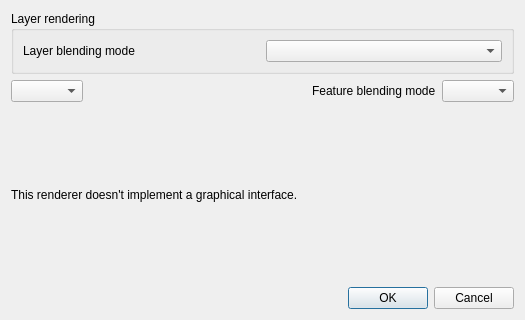
This is src/ui/qgsrendererv2propsdialogbase.ui in qgis/QGIS as Qt 5 draws it before an edit. The edited form follows.
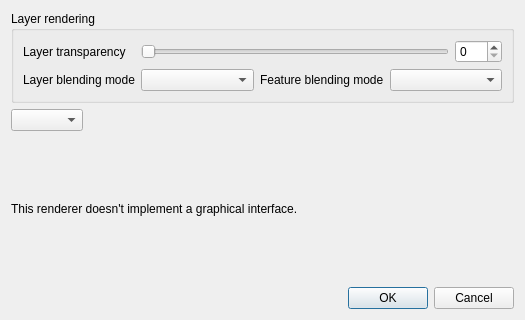
This is the edited form. Custom widgets are drawn as their Qt base class.

Commit message: [feature] Layer transparency for vectors (fix #7692)

```diff
--- a/src/ui/qgsrendererv2propsdialogbase.ui
+++ b/src/ui/qgsrendererv2propsdialogbase.ui
@@ -24,16 +24,54 @@
      </property>
      <property name="saveCollapsedState" stdset="0">
       <bool>true</bool>
-     </property>     
-     <layout class="QHBoxLayout" name="horizontalLayout">
+     </property>
+       <layout class="QGridLayout" name="gridLayout">
+        <item row="0" column="1" colspan="3">
+         <layout class="QHBoxLayout" name="horizontalLayout_2">
       <item>
+           <widget class="QSlider" name="mLayerTransparencySlider">
+            <property name="maximum">
+             <number>100</number>
+            </property>
+            <property name="orientation">
+             <enum>Qt::Horizontal</enum>
+            </property>
+           </widget>
+          </item>
+          <item>
+           <widget class="QSpinBox" name="mLayerTransparencySpnBx">
+            <property name="maximum">
+             <number>100</number>
+            </property>
+           </widget>
+          </item>
+         </layout>
+        </item>
+        <item row="0" column="0">
+         <widget class="QLabel" name="lblTransparency">
+          <property name="text">
+           <string>Layer transparency</string>
+          </property>
+         </widget>
+        </item>
+        <item row="1" column="3">
+         <widget class="QgsBlendModeComboBox" name="mFeatureBlendComboBox"/>
+        </item>
+        <item row="1" column="2">
+         <widget class="QLabel" name="lblFeatureBlend">
+          <property name="text">
+           <string>Feature blending mode</string>
+          </property>
+         </widget>
+        </item>
+        <item row="1" column="0">
        <widget class="QLabel" name="lblLayerBlend">
         <property name="text">
          <string>Layer blending mode</string>
         </property>
        </widget>
       </item>
-      <item>
+        <item row="1" column="1">
        <widget class="QgsBlendModeComboBox" name="mBlendModeComboBox"/>
       </item>
      </layout>
@@ -57,16 +95,6 @@
        </property>
       </spacer>
      </item>
-     <item>
-      <widget class="QLabel" name="lblFeatureBlend">
-       <property name="text">
-        <string>Feature blending mode</string>
-       </property>
-      </widget>
-     </item>
-     <item>
-      <widget class="QgsBlendModeComboBox" name="mFeatureBlendComboBox"/>
-     </item>
     </layout>
    </item>
    <item>
```
Left out of the diff: 2 changed lines with no effect on the pictures. Lines whose indentation alone changed are shown as unchanged. The commit also changes 8 other files.
